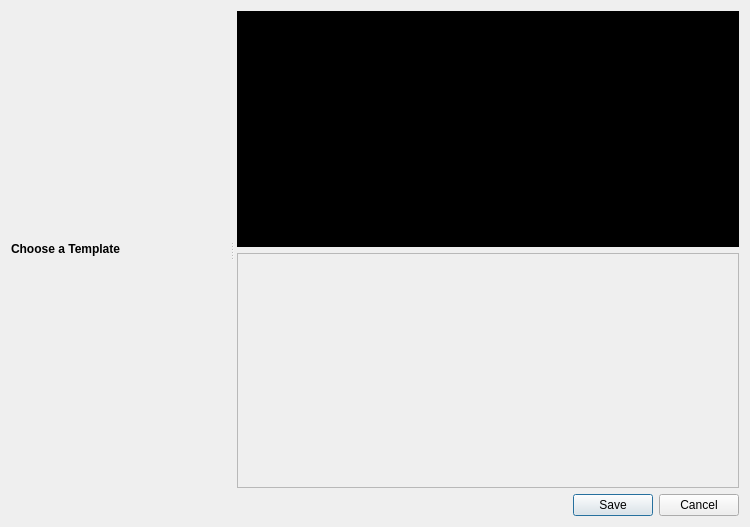
Old version of the form src/windows/ui/title-editor.ui in the repository OpenShot/openshot-qt.
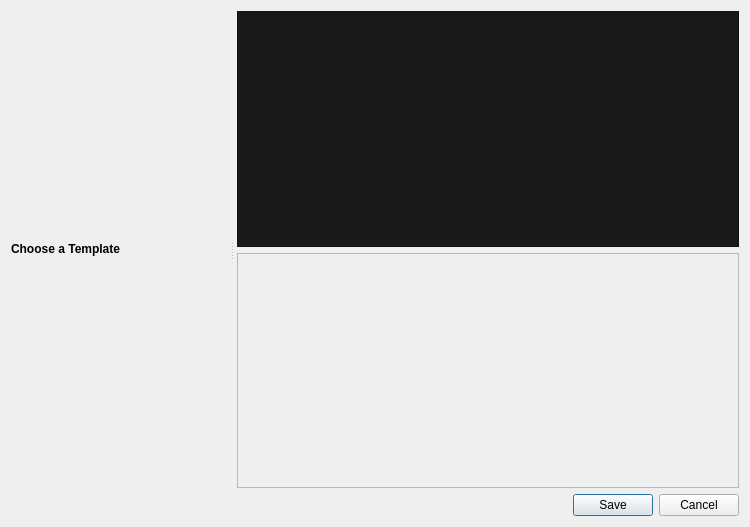
New version of the form. Icons and pictures are not drawn.

```diff
--- a/src/windows/ui/title-editor.ui
+++ b/src/windows/ui/title-editor.ui
@@ -111,7 +111,7 @@
        <item row="0" column="0">
         <widget class="QGraphicsView" name="graphicsView">
          <property name="styleSheet">
-          <string notr="true">background-color: #000000;</string>
+          <string notr="true">background-color: #191919;</string>
          </property>
          <property name="verticalScrollBarPolicy">
           <enum>Qt::ScrollBarAlwaysOff</enum>
```
Left out of the diff: 2 changed lines with no effect on the pictures.
